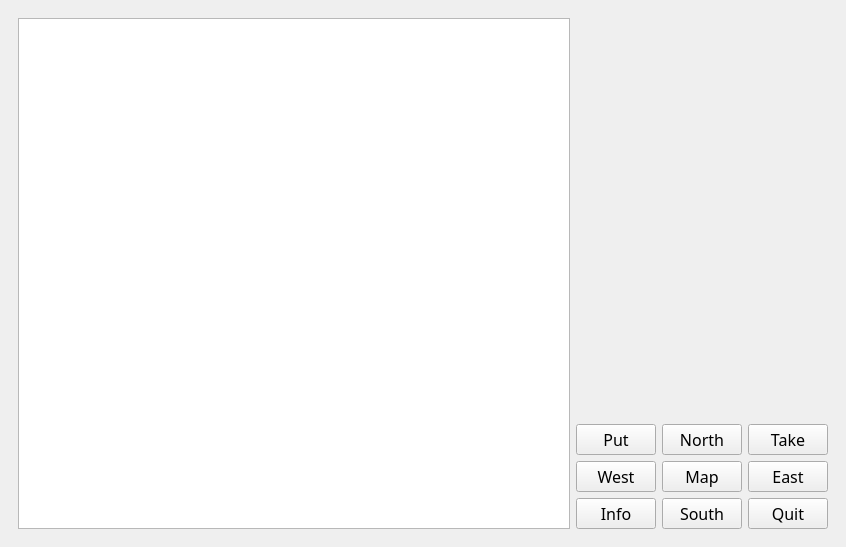
Before: the Qt Designer form University Life/uniZork.ui in Metagawa/Zorklike-Game-University-Life, drawn with Qt 5.
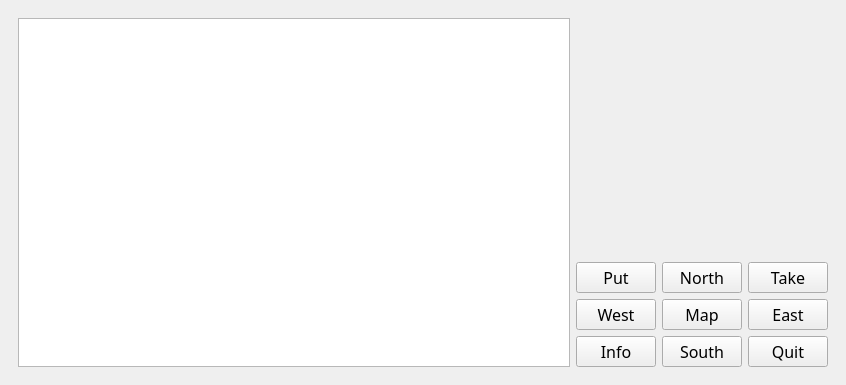
After: the same form once the commit is applied. Icons and pictures are not drawn.

The edit to the form file:
```diff
--- a/University Life/uniZork.ui
+++ b/University Life/uniZork.ui
@@ -7,9 +7,15 @@
     <x>0</x>
     <y>0</y>
     <width>846</width>
-    <height>547</height>
+    <height>385</height>
    </rect>
   </property>
+  <property name="minimumSize">
+   <size>
+    <width>846</width>
+    <height>385</height>
+   </size>
+  </property>
   <property name="font">
    <font>
     <family>MV Boli</family>
@@ -29,6 +35,12 @@
        <layout class="QGridLayout" name="gridLayout_3">
         <item row="0" column="0">
          <widget class="QPlainTextEdit" name="plainTextEdit">
+          <property name="minimumSize">
+           <size>
+            <width>452</width>
+            <height>0</height>
+           </size>
+          </property>
           <property name="font">
            <font>
             <family>MV Boli</family>
```
